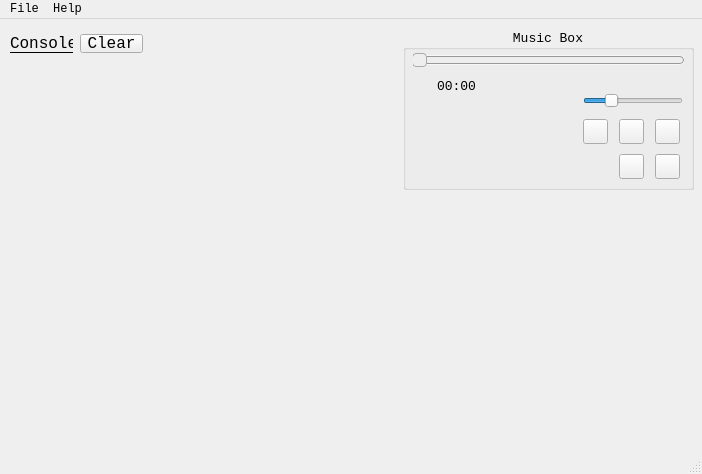
Above: mainwindow.ui from DAgostinateur/HQMediaPlayer before the change. Below: the same form after it.
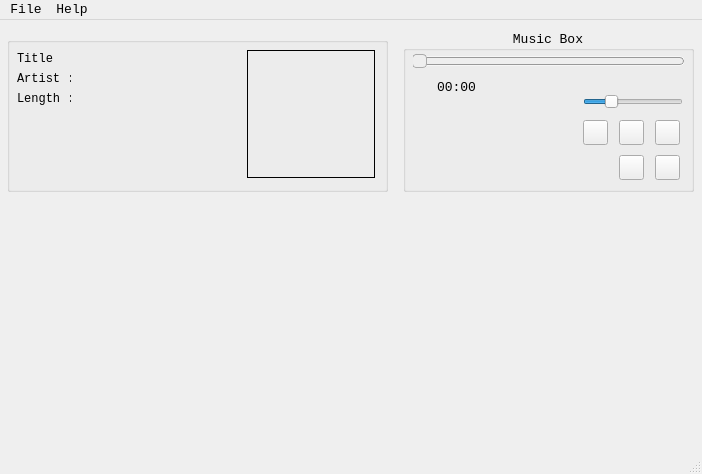
That is the form after the change. Icons and pictures are not drawn.

Commit message:
Displaying song info with Labels
Title, artist, length and album art are displayed with QLabels instead of the console.

Diff of the .ui file:
```diff
--- a/mainwindow.ui
+++ b/mainwindow.ui
@@ -37,7 +37,7 @@
       <x>403</x>
       <y>10</y>
       <width>291</width>
-      <height>161</height>
+      <height>162</height>
      </rect>
     </property>
     <property name="font">
@@ -310,57 +310,76 @@
      </property>
     </widget>
    </widget>
-   <widget class="QLabel" name="dbg_console_label">
-    <property name="enabled">
-     <bool>true</bool>
+   <widget class="QGroupBox" name="music_info_box">
+    <property name="geometry">
+     <rect>
+      <x>7</x>
+      <y>17</y>
+      <width>381</width>
+      <height>155</height>
+     </rect>
     </property>
+    <widget class="QLabel" name="length_label">
     <property name="geometry">
      <rect>
       <x>10</x>
-      <y>15</y>
-      <width>63</width>
-      <height>19</height>
-     </rect>
-    </property>
-    <property name="font">
-     <font>
-      <pointsize>12</pointsize>
-      <underline>true</underline>
-     </font>
-    </property>
+       <y>55</y>
+       <width>54</width>
+       <height>13</height>
+      </rect>
+     </property>
+     <property name="text">
+      <string>Length : </string>
+     </property>
+    </widget>
+    <widget class="QLabel" name="artist_label">
+     <property name="geometry">
+      <rect>
+       <x>10</x>
+       <y>35</y>
+       <width>54</width>
+       <height>13</height>
+      </rect>
+     </property>
     <property name="text">
-     <string>Console</string>
-    </property>
-   </widget>
-   <widget class="QPushButton" name="clear_console_button">
+      <string>Artist : </string>
+     </property>
+    </widget>
+    <widget class="QLabel" name="title_label">
     <property name="geometry">
      <rect>
-      <x>80</x>
+       <x>10</x>
       <y>15</y>
-      <width>63</width>
-      <height>19</height>
-     </rect>
-    </property>
-    <property name="font">
-     <font>
-      <pointsize>12</pointsize>
-     </font>
-    </property>
-    <property name="toolTip">
-     <string>Clear Console</string>
-    </property>
+       <width>48</width>
+       <height>13</height>
+      </rect>
+     </property>
+     <property name="text">
+      <string>Title  : </string>
+     </property>
+    </widget>
+    <widget class="QLabel" name="album_art_label">
+     <property name="geometry">
+      <rect>
+       <x>240</x>
+       <y>13</y>
+       <width>128</width>
+       <height>128</height>
+      </rect>
+     </property>
+     <property name="frameShape">
+      <enum>QFrame::Box</enum>
+     </property>
     <property name="text">
-     <string>Clear</string>
-    </property>
-    <property name="iconSize">
-     <size>
-      <width>13</width>
-      <height>16</height>
-     </size>
+      <string/>
+     </property>
+     <property name="alignment">
+      <set>Qt::AlignCenter</set>
     </property>
    </widget>
   </widget>
-  <widget class="QMenuBar" name="menubar">
+  </widget>
+  <widget class="QMenuBar" name="main_menubar">
    <property name="geometry">
     <rect>
      <x>0</x>
@@ -369,19 +388,37 @@
      <height>21</height>
     </rect>
    </property>
-   <widget class="QMenu" name="menuFile">
+   <property name="font">
+    <font>
+     <family>Consolas</family>
+     <pointsize>10</pointsize>
+    </font>
+   </property>
+   <widget class="QMenu" name="file_menu">
+    <property name="font">
+     <font>
+      <family>Consolas</family>
+      <pointsize>10</pointsize>
+     </font>
+    </property>
     <property name="title">
      <string>File</string>
     </property>
    </widget>
-   <widget class="QMenu" name="menuDebug_Console">
+   <widget class="QMenu" name="help_menu">
+    <property name="font">
+     <font>
+      <family>Consolas</family>
+      <pointsize>10</pointsize>
+     </font>
+    </property>
     <property name="title">
      <string>Help</string>
     </property>
     <addaction name="actionDebug_Console"/>
    </widget>
-   <addaction name="menuFile"/>
-   <addaction name="menuDebug_Console"/>
+   <addaction name="file_menu"/>
+   <addaction name="help_menu"/>
   </widget>
   <widget class="QStatusBar" name="statusbar"/>
   <action name="actionDebug_Console">
```
Left out of the diff: 18 changed lines with no effect on the pictures. Lines whose indentation alone changed are shown as unchanged. The commit also changes 5 other files.
